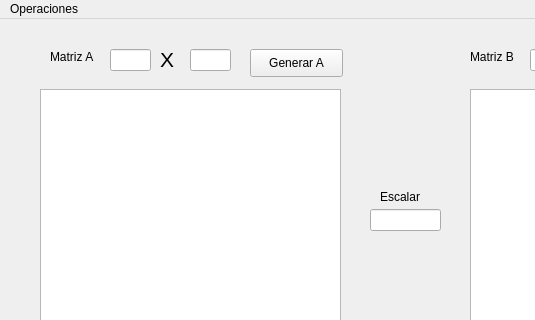
The window that proyecto/ui_window.ui (mauriballes/curso-python-algebra) describes before a commit, drawn with Qt 5; both pictures show x 0 to 535 and y 0 to 320 of the 821 by 727 pixel window.
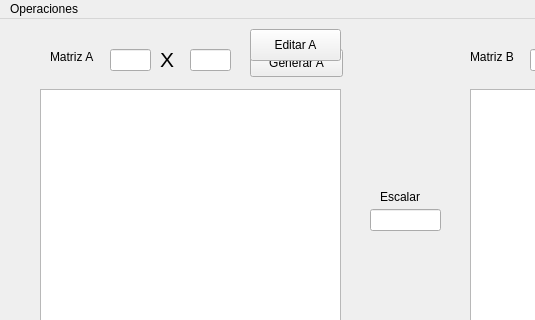
The same window after the commit.

```diff
--- a/proyecto/ui_window.ui
+++ b/proyecto/ui_window.ui
@@ -217,6 +217,19 @@
      <number>80</number>
     </attribute>
    </widget>
+   <widget class="QPushButton" name="boton_editar_a">
+    <property name="geometry">
+     <rect>
+      <x>250</x>
+      <y>10</y>
+      <width>91</width>
+      <height>32</height>
+     </rect>
+    </property>
+    <property name="text">
+     <string>Editar A</string>
+    </property>
+   </widget>
   </widget>
   <widget class="QMenuBar" name="menubar">
    <property name="geometry">
```
Left out of the diff: 2 changed lines with no effect on the pictures.
